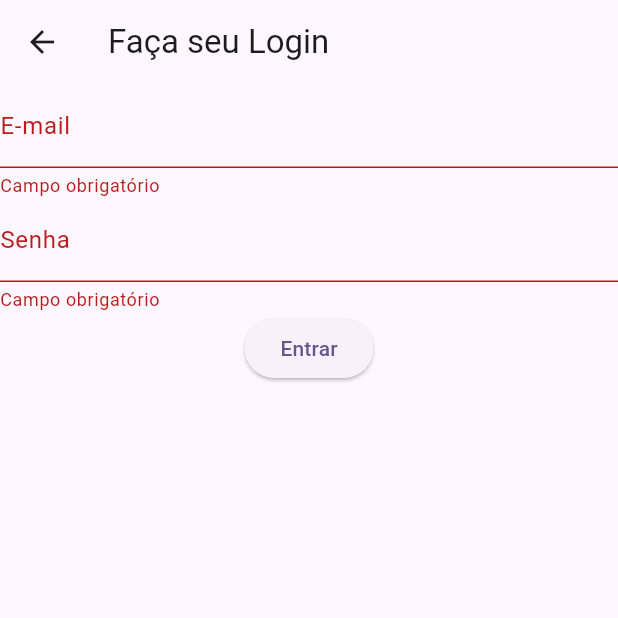
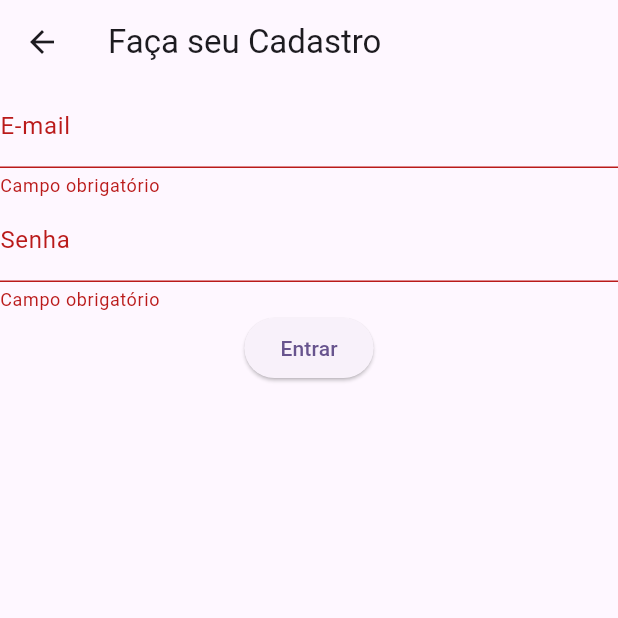
Before and after one commit to gihr0cha/demologin, a Flutter app: the RegisterFisio screen opened by its route, after a tap on "Entrar", on a phone screen of 412 x 824 dp, the top half of it. Run offline on Flutter 3.47's test engine with Material 3 defaults, Android fonts, the phone set to English and light mode, and no system bars; our stand-ins replace firebase_auth, firebase_core; accounts and stored records are empty.

Commit message:
Add error message handling in register page

```diff
--- a/lib/registerfisio_page.dart
+++ b/lib/registerfisio_page.dart
@@ -13,6 +13,7 @@ class _RegisterFisioState extends State<RegisterFisio> {
   final formKey = GlobalKey<FormState>();
   String? _email;
   String? _password;
+  String? erroMessage;
 
 
   bool validateAndSave() {
@@ -34,10 +35,17 @@ void validateAndSubmit() async{
   );
 } on FirebaseAuthException catch (e) {
   if (e.code == 'weak-password') {
+    erroMessage = 'A senha fornecida é muito fraca';
     print('The password provided is too weak.');
   } else if (e.code == 'email-already-in-use') {
+    erroMessage = 'Esse e-mail já está em uso';
     print('The account already exists for that email.');
+  } else{
+    erroMessage = 'Erro desconhecido';
+    print('Error: $e');
   }
+  mensagem(context,erroMessage);
+
 } catch (e) {
   print(e);
 }
@@ -46,7 +54,7 @@ void validateAndSubmit() async{
   @override
   Widget build(BuildContext context) {
     return Scaffold(
-        appBar: AppBar(title: const Text('Faça seu Login')),
+        appBar: AppBar(title: const Text('Faça seu Cadastro')),
         body: Form(
           key: formKey,
           child: Column(children: [
@@ -72,4 +80,17 @@ void validateAndSubmit() async{
           ]),
         ));
   }
+
+  void mensagem(BuildContext context, String? erroMessage){
+    final snackBar = SnackBar(
+      content: Text(erroMessage!),
+      action: SnackBarAction(
+        label: 'Fechar',
+        onPressed: (){
+          ScaffoldMessenger.of(context).hideCurrentSnackBar();
+        },
+      ),
+    );
+    ScaffoldMessenger.of(context).showSnackBar(snackBar);
+  }
 }
```
